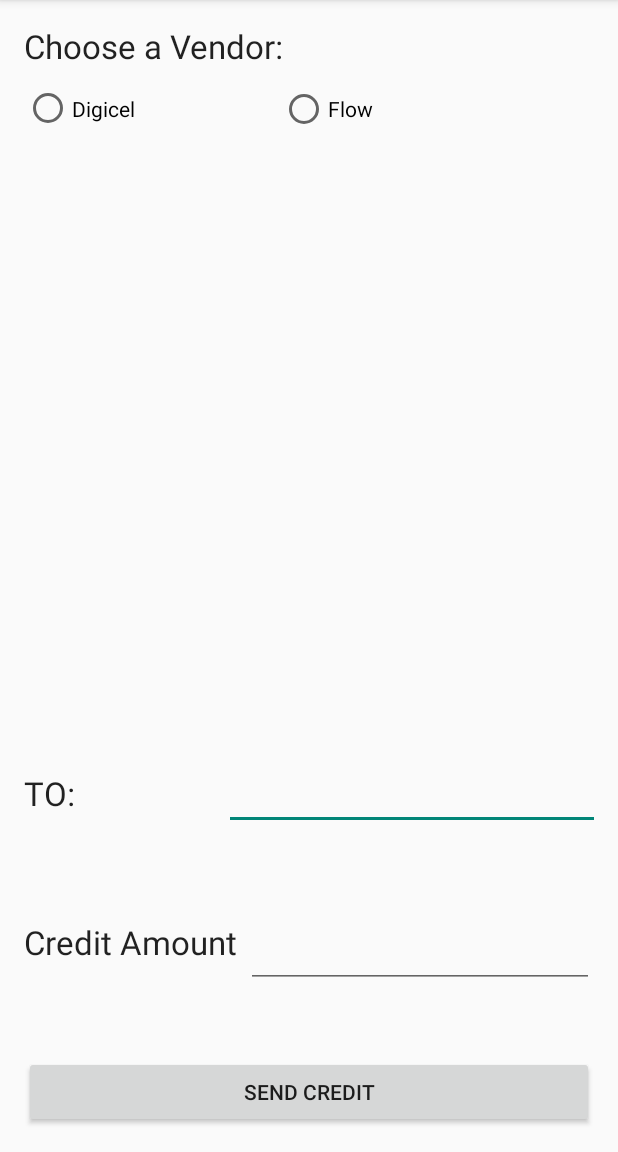
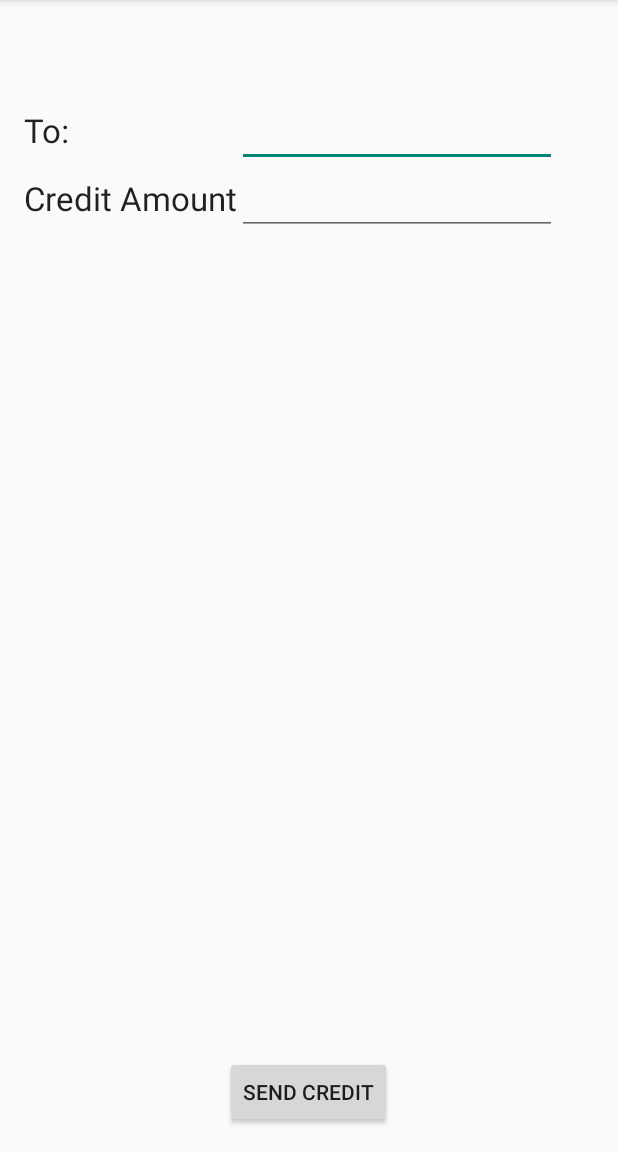
Before and after one commit to JoeyCodinja/CreditRecharge, an Android app: the screen it shows after launch (MainActivity), after a tap on "SEND CREDIT", on a phone screen of 412 x 824 dp, the part 84-1236 px from its top. Run offline under Robolectric (Android 15) with nearby library versions, the phone set to English and light mode, and no system bars; 3 statements that could not run were skipped.

Commit message:
User now doesn't have to choose their carrier when processing request| UI Redesign using GridLayout

```diff
--- a/app/src/main/AndroidManifest.xml
+++ b/app/src/main/AndroidManifest.xml
@@ -3,7 +3,6 @@
     package="com.simplistic.dannyboi.creditrecharge" >
 
     <uses-permission android:name="android.permission.CALL_PHONE"/>
-    <uses-permission android:name="android.permission.WRITE_EXTERNAL_STORAGE"/>
     <uses-permission android:name="android.permission.SEND_SMS"/>
     <uses-permission android:name="android.permission.READ_PHONE_STATE"/>
 
--- a/app/src/main/java/com/simplistic/dannyboi/creditrecharge/MainActivity.java
+++ b/app/src/main/java/com/simplistic/dannyboi/creditrecharge/MainActivity.java
@@ -1,30 +1,37 @@
 package com.simplistic.dannyboi.creditrecharge;
 
+import android.Manifest;
+import android.content.Context;
 import android.content.Intent;
 import android.net.Uri;
 import android.os.AsyncTask;
+import android.support.annotation.RequiresPermission;
+import android.support.v4.content.PermissionChecker;
 import android.support.v7.app.AppCompatActivity;
 import android.os.Bundle;
 import android.telephony.SmsManager;
-import android.text.Spanned;
 import android.util.Log;
 import android.view.Menu;
 import android.view.MenuItem;
 import android.view.View;
 import android.widget.Button;
 import android.widget.EditText;
-import android.widget.RadioButton;
 import android.text.InputFilter;
+import android.telephony.TelephonyManager;
+import android.widget.TextView;
+import android.widget.Toast;
+
+import java.util.List;
+import java.util.jar.Attributes;
 
 
 public class MainActivity extends AppCompatActivity {
 
     static private String NUMBERS_FILE = "numbers";
     private String to_send;
-    private String[] previouslyRechargedNumbers;
     private EditText recipientInput, amountInput;
-    private RadioButton sendToDigicel, sendToLime;
     private InputFilter recipientMask;
+    private TextView serviceProvider;
 
     class eraseEditTexts extends AsyncTask<View, Integer, Boolean>{
 
@@ -56,10 +63,53 @@
         }
     }
 
+    class CreditRequestTask extends AsyncTask<Attributes, Void, Attributes>{
+        @Override
+        protected Attributes doInBackground(Attributes... params){
+            params[0].putValue("carrier" , determineCarrier().toUpperCase());
+
+            return params[0];
+        }
+
+        protected void onPostExecute(Attributes result){
+            if (result.getValue("carrier").equals("DIGICEL")){
+                to_send = buildDigicelRechargeString(result.getValue("recipient"),
+                        result.getValue("amount"));
+                Log.d("sendCreditUSSD", to_send);
+                Intent sendCreditIntent = new Intent(Intent.ACTION_CALL);
+                sendCreditIntent.setData(Uri.parse("tel:" + to_send));
+                if (isCallPermitted()) {
+                    startActivity(sendCreditIntent);
+                }
+                else{
+                    findViewById(R.id.send_credit).setEnabled(false);
+                    showPermissionDeniedToast();
+                }
+
+            }
+            else if (result.getValue("carrier").equals("FLOW") ||
+                    result.getValue("carrier").equals("LIME")){
+                to_send = buildLimeRechargeString(result.getValue("recipient"),
+                        result.getValue("amount"));
+                Log.d("sendCreditSMS", to_send);
+                SmsManager smsManager = SmsManager.getDefault();
+                smsManager.sendTextMessage("+124",
+                        null, to_send, null, null);
+            }
+            else {
+                showNoSupportCarrierToast();
+            }
+
+        }
+    }
+
     @Override
     protected void onCreate(final Bundle savedInstanceState) {
         super.onCreate(savedInstanceState);
         setContentView(R.layout.activity_main);
+
+        serviceProvider = (TextView) findViewById(R.id.credit_vendor);
+        serviceProvider.setText(determineCarrier(this.getBaseContext()));
 
         recipientMask = new InputFilter.LengthFilter(7);
 
@@ -67,46 +117,65 @@
         recipientInput.setFilters(new InputFilter[]{recipientMask});
         amountInput = (EditText) findViewById(R.id.credit_amount_input);
 
-        sendToDigicel = (RadioButton)findViewById(R.id.vendor_choice1);
-        sendToLime = (RadioButton)findViewById(R.id.vendor_choice2);
-
-        View.OnClickListener sendCreditListener = new View.OnClickListener() {
-            @Override
-            public void onClick(View v) {
-                View parentView = (View) v.getParent();
-                Boolean sendingViaDigicel = sendToDigicel.isChecked();
-                Boolean sendingViaLime = sendToLime.isChecked();
-
-                String recipient = recipientInput.getText().toString().trim();
-                String amount = amountInput.getText().toString().trim();
-
-                if (sendingViaDigicel) {
-                    to_send = buildDigicelRechargeString(recipient, amount);
-                    Log.d("sendCreditUSSD",
-                            to_send);
-                    Intent sendCreditIntent = new Intent(Intent.ACTION_CALL);
-                    sendCreditIntent.setData(Uri.parse("tel:" + to_send));
-                    startActivity(sendCreditIntent);
-                }
-
-                if (sendingViaLime) {
-                    to_send = buildLimeRechargeString(recipient, amount);
-                    Log.d("sendCreditSMS",
-                            to_send);
-                    SmsManager smsManager = SmsManager.getDefault();
-                    smsManager.sendTextMessage("124", null, to_send, null, null);
-                }
-
-                new eraseEditTexts().execute(recipientInput, amountInput);
-
-            }
-        };
-
         Button sendCredit = (Button) findViewById(R.id.send_credit);
 
-        sendCredit.setOnClickListener(sendCreditListener);
+        sendCredit.setOnClickListener(new CreditRechargeOnClick());
+    }
+
+    private boolean isCallPermitted(){
+        int callPermissionGranted = PermissionChecker
+                .checkSelfPermission(getApplicationContext(),
+                        Intent.ACTION_CALL);
+
+        return callPermissionGranted == PermissionChecker.PERMISSION_GRANTED;
 
     }
+
+    private void showPermissionDeniedToast(){
+        final Context context = this;
+        this.runOnUiThread(new Runnable() {
+            @Override
+            public void run() {
+                Toast.makeText(context,
+                        getResources().getText(R.string.check_permission),
+                        Toast.LENGTH_LONG).show();
+            }
+        });
+    }
+
+    private void showNoSupportCarrierToast(){
+        final Context context = this;
+        this.runOnUiThread(new Runnable(){
+            @Override
+            public void run(){
+                Toast.makeText(context,
+                        getResources().getText(R.string.carrier_no_support),
+                        Toast.LENGTH_LONG).show();
+            }
+        });
+    }
+
+    class CreditRechargeOnClick implements View.OnClickListener{
+        @Override
+        public void onClick(View v) {
+            Attributes parameters = new Attributes();
+
+
+            parameters.putValue("recipient",
+                                ((EditText)findViewById(R.id.credit_recipient_input))
+                                        .getText()
+                                        .toString());
+            parameters.putValue("amount",
+                    ((EditText)findViewById(R.id.credit_amount_input))
+                            .getText()
+                            .toString());
+            new CreditRequestTask().execute(parameters);
+
+            new eraseEditTexts().execute(recipientInput, amountInput);
+        }
+    }
+
+
 
     private String buildDigicelRechargeString(String recipient, String amount){
         StringBuilder creditRechargeUSSD = new StringBuilder();
@@ -127,6 +196,28 @@
         creditRechargeSMS.append(amount);
 
         return creditRechargeSMS.toString();
+    }
+
+    private String determineCarrier(){
+        Context context = this.getApplicationContext();
+        return determineCarrier(context);
+    }
+
+    private String determineCarrier(Context context){
+        // Determine Carrier and return
+        // the string which represents
+        // that carrier
+
+        String carrierName;
+
+        TelephonyManager telephonyInfo =
+                (TelephonyManager)context
+                        .getSystemService(Context.TELEPHONY_SERVICE);
+
+        carrierName = telephonyInfo.getSimOperatorName();
+        Log.i("CarrierDetermination", carrierName);
+
+        return carrierName;
     }
 
     @Override
@@ -161,4 +252,6 @@
 
         return super.onOptionsItemSelected(item);
     }
+
+
 }
--- a/app/src/main/res/layout/activity_main.xml
+++ b/app/src/main/res/layout/activity_main.xml
@@ -1,5 +1,5 @@
 <RelativeLayout xmlns:android="http://schemas.android.com/apk/res/android"
-    xmlns:tools="http://schemas.android.com/tools" android:layout_width="match_parent"
+    xmlns:tools="http://schemas.android.com/tools" android:layout_width="wrap_content"
     android:layout_height="match_parent" android:paddingLeft="@dimen/activity_horizontal_margin"
     android:paddingRight="@dimen/activity_horizontal_margin"
     android:paddingTop="@dimen/activity_vertical_margin"
@@ -8,56 +8,22 @@
     android:rowCount="19">
 
     <TextView
-        android:layout_width="wrap_content"
-        android:layout_height="wrap_content"
+        android:layout_width="fill_parent"
+        android:layout_height="50dip"
         android:textAppearance="?android:attr/textAppearanceLarge"
-        android:text="@string/credit_vendor_label"
-        android:id="@+id/textView3"
+        android:id="@+id/credit_vendor"
         android:layout_alignParentTop="true"
         android:layout_alignParentLeft="true"
-        android:layout_alignParentStart="true" />
+        android:layout_alignParentStart="true"
+        android:gravity="center_horizontal" />
 
-    <RadioGroup
-        android:id="@+id/credit_vendors"
+
+    <GridLayout
+        android:layout_below="@id/credit_vendor"
         android:layout_height="wrap_content"
         android:layout_width="wrap_content"
-        android:orientation="horizontal"
-        android:layout_below="@+id/textView3"
-        android:layout_alignParentLeft="true"
-        android:layout_alignParentStart="true"
-        android:weightSum="1"
-        android:layout_alignRight="@+id/linearLayout"
-        android:layout_alignEnd="@+id/linearLayout"
-        android:layout_marginBottom="25dip"
-        android:layout_above="@+id/linearLayout">
-        <RadioButton
-            android:layout_width="wrap_content"
-            android:layout_height="54dp"
-            android:text="@string/credit_vendor1"
-            android:id="@+id/vendor_choice1"
-            android:layout_marginRight="44dp"
-            android:layout_marginEnd="44dp"
-            android:layout_weight="0.05" />
-
-        <RadioButton
-            android:layout_width="wrap_content"
-            android:layout_height="wrap_content"
-            android:text="@string/credit_vendor2"
-            android:id="@+id/vendor_choice2"
-            android:layout_marginLeft="45dp"
-            android:layout_marginStart="45dp" />
-    </RadioGroup>
-
-    <LinearLayout
-        android:orientation="horizontal"
-        android:layout_width="match_parent"
-        android:layout_height="wrap_content"
-        android:weightSum="4"
-        android:id="@+id/linearLayout"
-        android:layout_above="@+id/linearLayout2"
-        android:layout_alignParentLeft="true"
-        android:layout_alignParentStart="true"
-        android:layout_marginBottom="60dp">
+        android:rowCount="3"
+        android:columnCount="2">
 
         <TextView
             android:layout_width="wrap_content"
@@ -65,7 +31,8 @@
             android:textAppearance="?android:attr/textAppearanceLarge"
             android:text="@string/credit_recipient_label"
             android:id="@+id/credit_recipient"
-            android:layout_weight="3" />
+            android:layout_column="0"
+            android:layout_row="0" />
 
         <EditText
             android:layout_width="wrap_content"
@@ -73,20 +40,10 @@
             android:inputType="phone"
             android:ems="10"
             android:id="@+id/credit_recipient_input"
-            android:layout_weight="3"
-            android:phoneNumber="true"/>
-    </LinearLayout>
+            android:layout_column="1"
+            android:layout_row="0"
+            android:layout_rowSpan="1" />
 
-    <LinearLayout
-        android:orientation="horizontal"
-        android:layout_width="match_parent"
-        android:layout_height="wrap_content"
-        android:weightSum="4"
-        android:id="@+id/linearLayout2"
-        android:layout_marginBottom="45dip"
-        android:layout_above="@+id/send_credit"
-        android:layout_alignParentLeft="true"
-        android:layout_alignParentStart="true">
 
         <TextView
             android:layout_width="wrap_content"
@@ -95,7 +52,9 @@
             android:text="@string/credit_amount_label"
             android:id="@+id/credit_amount"
             android:layout_gravity="left"
-            android:layout_weight="1" />
+            android:layout_weight="1"
+            android:layout_column="0"
+            android:layout_row="2" />
 
         <EditText
             android:layout_width="wrap_content"
@@ -103,10 +62,14 @@
             android:inputType="phone"
             android:ems="10"
             android:id="@+id/credit_amount_input"
-            android:layout_gravity="center_vertical"
             android:layout_weight="3"
-            android:phoneNumber="true" />
-    </LinearLayout>
+            android:phoneNumber="true"
+            android:layout_column="1"
+            android:layout_row="2"
+            android:allowUndo="false"
+            android:autoText="false" />
+
+    </GridLayout>
 
     <Button
         android:layout_width="wrap_content"
@@ -114,9 +77,9 @@
         android:text="Send Credit"
         android:id="@+id/send_credit"
         android:layout_alignParentBottom="true"
-        android:layout_alignParentLeft="true"
-        android:layout_alignParentStart="true"
-        android:layout_alignRight="@+id/linearLayout2"
-        android:layout_alignEnd="@+id/linearLayout2" />
+        android:layout_alignParentLeft="false"
+        android:layout_alignParentStart="false"
+        android:gravity="center_vertical|center_horizontal"
+        android:layout_centerHorizontal="true" />
 
 </RelativeLayout>
--- a/app/src/main/res/values/strings.xml
+++ b/app/src/main/res/values/strings.xml
@@ -4,8 +4,10 @@
     <string name="hello_world">Hello world!</string>
     <string name="action_settings">Settings</string>
     <string name="credit_amount_label">Credit Amount</string>
-    <string name="credit_recipient_label">TO: </string>
+    <string name="credit_recipient_label">To:</string>
     <string name="credit_vendor1">Digicel</string>
     <string name="credit_vendor2">Flow</string>
     <string name="credit_vendor_label">Choose a Vendor:</string>
+    <string name="check_permission">Action denied. Please check permissions</string>
+    <string name="carrier_no_support">Sorry. Your carrier isn\'t supported at this point in time</string>
 </resources>
--- a/build.gradle
+++ b/build.gradle
@@ -5,7 +5,7 @@
         jcenter()
     }
     dependencies {
-        classpath 'com.android.tools.build:gradle:1.3.0'
+        classpath 'com.android.tools.build:gradle:2.1.2'
 
         // NOTE: Do not place your application dependencies here; they belong
         // in the individual module build.gradle files
```
Also changed, not shown: gradle/wrapper/gradle-wrapper.properties, 1 other file.
